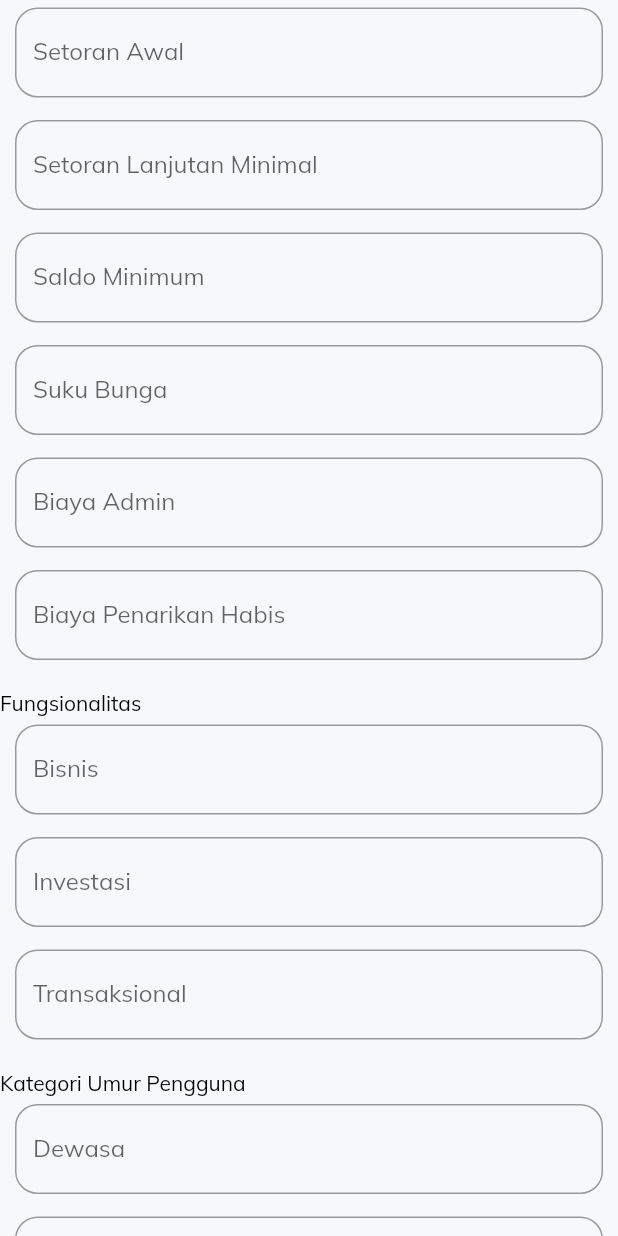
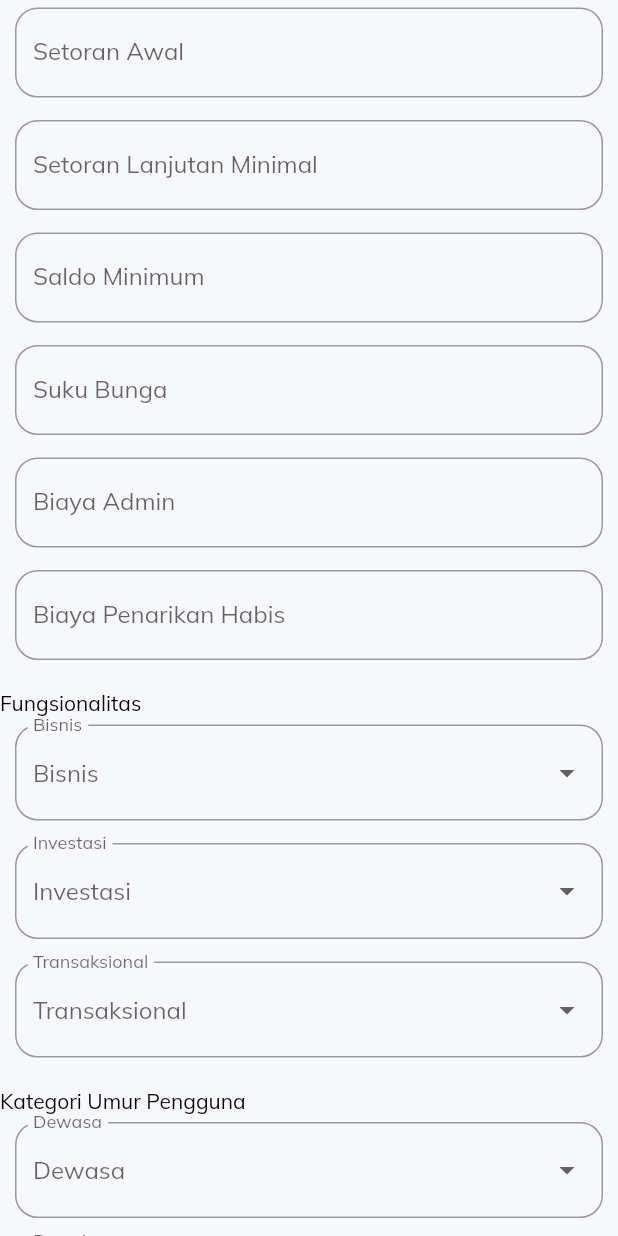
Before and after one commit to kvnrzl/flutter-project-spk-pemilihan-tabungan, a Flutter app: the FormPreference widget shown alone on an empty page, opened directly, on a phone screen of 412 x 824 dp. Run offline on Flutter 3.47's test engine with Material 2 defaults, Android fonts, the phone set to English and light mode, and no system bars; our stand-ins replace data_table_2, dio, flutter_secure_storage, get, google_fonts, shared_preferences; accounts and stored records are empty; network calls fail.

Commit message:
FEAT: add drop down to preference form

```diff
--- a/lib/pages/preset/widgets/form_preset.dart
+++ b/lib/pages/preset/widgets/form_preset.dart
@@ -192,17 +192,22 @@ class _FormPresetState extends State<FormPreset> {
                   );
 
                   if (widget.isPreset) {
-                    if (authController.isAuthenticated) {
-                      usedToSetBobot(presetKriteria);
-                    } else {
+                    if (!authController.isAuthenticated) {
                       Get.snackbar("Error",
                           "Anda tidak memiliki akses untuk mengubah preset bobot kriteria",
                           snackPosition: SnackPosition.BOTTOM,
                           backgroundColor: Colors.red,
                           colorText: Colors.white);
+                      return;
                     }
+                    usedToSetBobot(presetKriteria);
                   } else {
-                    await usedToGetRecomendation(inputRecomendation);
+                    await usedToGetRecomendation(inputRecomendation).then((_) {
+                      Get.snackbar("Success", "Rekomendasi berhasil dihitung",
+                          snackPosition: SnackPosition.BOTTOM,
+                          backgroundColor: Colors.green,
+                          colorText: Colors.white);
+                    });
                   }
                 }
               },
--- /dev/null
+++ b/lib/pages/recomendation/widgets/drop_down_preference_item.dart
@@ -0,0 +1,68 @@
+import 'package:flutter/material.dart';
+
+class DropDownPreferenceItem extends StatelessWidget {
+  final String label;
+  final TextEditingController controller;
+
+  const DropDownPreferenceItem({
+    super.key,
+    required this.controller,
+    required this.label,
+  });
+
+  final List<DropdownMenuItem> items = const [
+    DropdownMenuItem(
+      value: "1",
+      child: Text("1"),
+    ),
+    DropdownMenuItem(
+      value: "2",
+      child: Text("2"),
+    ),
+    DropdownMenuItem(
+      value: "3",
+      child: Text("3"),
+    ),
+    DropdownMenuItem(
+      value: "4",
+      child: Text("4"),
+    ),
+    DropdownMenuItem(
+      value: "5",
+      child: Text("5"),
+    ),
+  ];
+
+  @override
+  Widget build(BuildContext context) {
+    return Container(
+      padding: const EdgeInsets.symmetric(horizontal: 10),
+      margin: const EdgeInsets.only(bottom: 10, top: 5),
+      // height: size.height / 8,
+      // width: size.width,
+      child: DropdownButtonFormField(
+        items: items,
+        // value: itemValue.text,
+        onSaved: (value) {
+          controller.text = value;
+        },
+        onChanged: (value) {
+          controller.text = value;
+        },
+        decoration: InputDecoration(
+          label: Text(label),
+          border: const OutlineInputBorder(
+            borderRadius: BorderRadius.all(Radius.circular(15.0)),
+          ),
+          hintText: label,
+        ),
+        validator: (value) {
+          if (value == null || value.isEmpty) {
+            return 'Please enter some text';
+          }
+          return null;
+        },
+      ),
+    );
+  }
+}
--- a/lib/pages/recomendation/widgets/form_preference.dart
+++ b/lib/pages/recomendation/widgets/form_preference.dart
@@ -1,4 +1,5 @@
 import 'package:flutter/material.dart';
+import 'package:flutter_project_spk_pemilihan_tabungan/pages/recomendation/widgets/drop_down_preference_item.dart';
 
 import '../../../models/input_recomendation.dart';
 import '../../preset/preset_page.dart';
@@ -79,37 +80,31 @@ class FormPreferenceState extends State<FormPreference> {
           ),
           const SizedBox(height: 10),
           const Text("Fungsionalitas"),
-          FormPreferenceItem(
+          DropDownPreferenceItem(
             controller: fungsiBisnisController,
             label: "Bisnis",
-            hint: "1 - 5",
           ),
-          FormPreferenceItem(
+          DropDownPreferenceItem(
             controller: fungsiInvestasiController,
             label: "Investasi",
-            hint: "1 - 5",
           ),
-          FormPreferenceItem(
+          DropDownPreferenceItem(
             controller: fungsiTransaksionalController,
             label: "Transaksional",
-            hint: "1 - 5",
           ),
           const SizedBox(height: 10),
           const Text("Kategori Umur Pengguna"),
-          FormPreferenceItem(
+          DropDownPreferenceItem(
             controller: kupDewasaController,
             label: "Dewasa",
-            hint: "1 - 5",
           ),
-          FormPreferenceItem(
+          DropDownPreferenceItem(
             controller: kupRemajaController,
             label: "Remaja",
-            hint: "1 - 5",
           ),
-          FormPreferenceItem(
+          DropDownPreferenceItem(
             controller: kupAnakController,
             label: "Anak-anak",
-            hint: "1 - 5",
           ),
           Padding(
             padding: const EdgeInsets.symmetric(vertical: 16.0),
@@ -149,6 +144,8 @@ class FormPreferenceState extends State<FormPreference> {
                     kategoriUmurPengguna: kategoriUmurPengguna,
                   );
 
+                  debugPrint(nilaiIdeal.toJson().toString());
+
                   Navigator.push(
                     context,
                     MaterialPageRoute(
```
